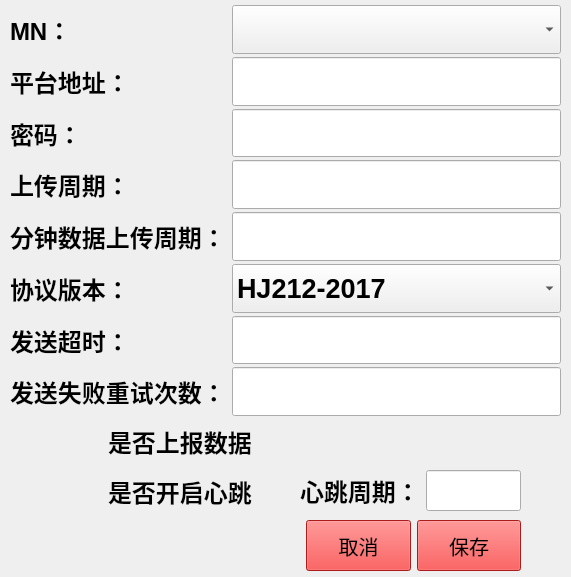
First picture: the form in qt-app-master/upsetadd.ui, repository aa123Eason/workcode, before the edit.
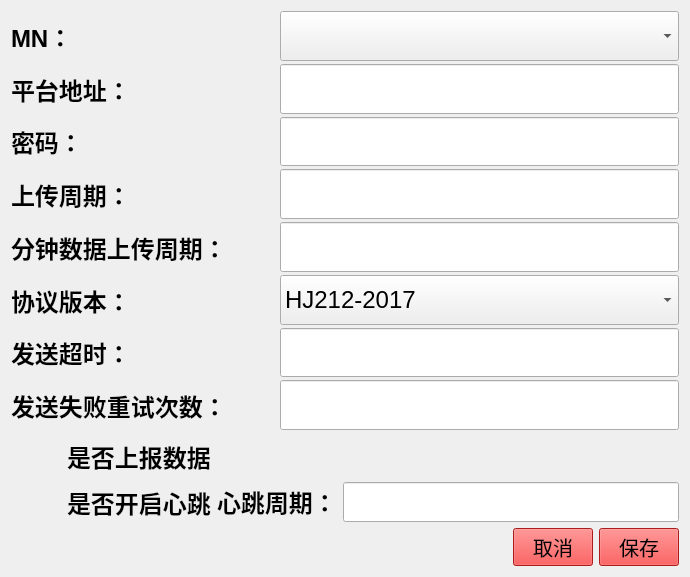
Second picture: the form after the edit. Icons and pictures are not drawn.

Diff of the .ui file:
```diff
--- a/qt-app-master/upsetadd.ui
+++ b/qt-app-master/upsetadd.ui
@@ -6,22 +6,15 @@
    <rect>
     <x>0</x>
     <y>0</y>
-    <width>571</width>
+    <width>690</width>
     <height>577</height>
    </rect>
   </property>
   <property name="windowTitle">
    <string>新增/编辑上位机</string>
   </property>
-  <widget class="QWidget" name="layoutWidget">
-   <property name="geometry">
-    <rect>
-     <x>10</x>
-     <y>5</y>
-     <width>551</width>
-     <height>411</height>
-    </rect>
-   </property>
+  <layout class="QVBoxLayout" name="verticalLayout" stretch="1,0,0,0">
+   <item>
    <layout class="QVBoxLayout" name="verticalLayout_3" stretch="1,1,1,1,1,1,1,1">
     <property name="spacing">
      <number>3</number>
@@ -55,9 +48,9 @@
         </property>
         <property name="font">
          <font>
-          <pointsize>20</pointsize>
-          <weight>75</weight>
-          <bold>true</bold>
+           <pointsize>18</pointsize>
+           <weight>50</weight>
+           <bold>false</bold>
          </font>
         </property>
        </widget>
@@ -93,9 +86,9 @@
         </property>
         <property name="font">
          <font>
-          <pointsize>20</pointsize>
-          <weight>75</weight>
-          <bold>true</bold>
+           <pointsize>18</pointsize>
+           <weight>50</weight>
+           <bold>false</bold>
          </font>
         </property>
        </widget>
@@ -131,9 +124,9 @@
         </property>
         <property name="font">
          <font>
-          <pointsize>20</pointsize>
-          <weight>75</weight>
-          <bold>true</bold>
+           <pointsize>18</pointsize>
+           <weight>50</weight>
+           <bold>false</bold>
          </font>
         </property>
        </widget>
@@ -169,9 +162,9 @@
         </property>
         <property name="font">
          <font>
-          <pointsize>20</pointsize>
-          <weight>75</weight>
-          <bold>true</bold>
+           <pointsize>18</pointsize>
+           <weight>50</weight>
+           <bold>false</bold>
          </font>
         </property>
        </widget>
@@ -207,9 +200,9 @@
         </property>
         <property name="font">
          <font>
-          <pointsize>20</pointsize>
-          <weight>75</weight>
-          <bold>true</bold>
+           <pointsize>18</pointsize>
+           <weight>50</weight>
+           <bold>false</bold>
          </font>
         </property>
        </widget>
@@ -245,9 +238,9 @@
         </property>
         <property name="font">
          <font>
-          <pointsize>20</pointsize>
-          <weight>75</weight>
-          <bold>true</bold>
+           <pointsize>18</pointsize>
+           <weight>50</weight>
+           <bold>false</bold>
          </font>
         </property>
         <item>
@@ -293,9 +286,9 @@
         </property>
         <property name="font">
          <font>
-          <pointsize>20</pointsize>
-          <weight>75</weight>
-          <bold>true</bold>
+           <pointsize>18</pointsize>
+           <weight>50</weight>
+           <bold>false</bold>
          </font>
         </property>
        </widget>
@@ -331,74 +324,20 @@
         </property>
         <property name="font">
          <font>
-          <pointsize>20</pointsize>
-          <weight>75</weight>
-          <bold>true</bold>
-         </font>
-        </property>
-       </widget>
-      </item>
-     </layout>
-    </item>
-   </layout>
-  </widget>
-  <widget class="QWidget" name="layoutWidget_3">
-   <property name="geometry">
-    <rect>
-     <x>300</x>
-     <y>470</y>
-     <width>221</width>
-     <height>41</height>
-    </rect>
-   </property>
-   <layout class="QHBoxLayout" name="horizontalLayout_26" stretch="2,3">
-    <item>
-     <widget class="QLabel" name="label_hi">
-      <property name="font">
-       <font>
-        <family>aakar</family>
         <pointsize>18</pointsize>
-        <weight>75</weight>
-        <bold>true</bold>
-       </font>
-      </property>
-      <property name="text">
-       <string>心跳周期：</string>
-      </property>
-      <property name="textFormat">
-       <enum>Qt::PlainText</enum>
-      </property>
-      <property name="alignment">
-       <set>Qt::AlignLeading|Qt::AlignLeft|Qt::AlignVCenter</set>
-      </property>
-     </widget>
-    </item>
-    <item>
-     <widget class="QLineEdit" name="lineEdit_hi">
-      <property name="sizePolicy">
-       <sizepolicy hsizetype="Expanding" vsizetype="Expanding">
-        <horstretch>0</horstretch>
-        <verstretch>0</verstretch>
-       </sizepolicy>
-      </property>
-      <property name="font">
-       <font>
-        <pointsize>14</pointsize>
-       </font>
-      </property>
-     </widget>
-    </item>
-   </layout>
-  </widget>
-  <widget class="QWidget" name="layoutWidget">
-   <property name="geometry">
-    <rect>
-     <x>50</x>
-     <y>420</y>
-     <width>202</width>
-     <height>42</height>
-    </rect>
-   </property>
+           <weight>50</weight>
+           <bold>false</bold>
+          </font>
+         </property>
+        </widget>
+       </item>
+      </layout>
+     </item>
+    </layout>
+   </item>
+   <item>
+    <layout class="QHBoxLayout" name="horizontalLayout_4">
+     <item>
    <layout class="QHBoxLayout" name="horizontalLayout">
     <item>
      <widget class="QCheckBox" name="checkBox">
@@ -462,16 +401,25 @@
      </widget>
     </item>
    </layout>
-  </widget>
-  <widget class="QWidget" name="layoutWidget">
-   <property name="geometry">
-    <rect>
-     <x>50</x>
-     <y>470</y>
-     <width>202</width>
-     <height>42</height>
-    </rect>
-   </property>
+     </item>
+     <item>
+      <spacer name="horizontalSpacer">
+       <property name="orientation">
+        <enum>Qt::Horizontal</enum>
+       </property>
+       <property name="sizeHint" stdset="0">
+        <size>
+         <width>40</width>
+         <height>20</height>
+        </size>
+       </property>
+      </spacer>
+     </item>
+    </layout>
+   </item>
+   <item>
+    <layout class="QHBoxLayout" name="horizontalLayout_5">
+     <item>
    <layout class="QHBoxLayout" name="horizontalLayout_2">
     <item>
      <widget class="QCheckBox" name="checkBox_2">
@@ -535,16 +483,65 @@
      </widget>
     </item>
    </layout>
-  </widget>
-  <widget class="QWidget" name="layoutWidget">
-   <property name="geometry">
-    <rect>
-     <x>260</x>
-     <y>520</y>
-     <width>261</width>
-     <height>51</height>
-    </rect>
-   </property>
+     </item>
+     <item>
+      <layout class="QHBoxLayout" name="horizontalLayout_26" stretch="0,2">
+       <item>
+        <widget class="QLabel" name="label_hi">
+         <property name="font">
+          <font>
+           <family>aakar</family>
+           <pointsize>18</pointsize>
+           <weight>75</weight>
+           <bold>true</bold>
+          </font>
+         </property>
+         <property name="text">
+          <string>心跳周期：</string>
+         </property>
+         <property name="textFormat">
+          <enum>Qt::PlainText</enum>
+         </property>
+         <property name="alignment">
+          <set>Qt::AlignLeading|Qt::AlignLeft|Qt::AlignVCenter</set>
+         </property>
+        </widget>
+       </item>
+       <item>
+        <widget class="QLineEdit" name="lineEdit_hi">
+         <property name="sizePolicy">
+          <sizepolicy hsizetype="Expanding" vsizetype="Expanding">
+           <horstretch>0</horstretch>
+           <verstretch>0</verstretch>
+          </sizepolicy>
+         </property>
+         <property name="font">
+          <font>
+           <pointsize>18</pointsize>
+          </font>
+         </property>
+        </widget>
+       </item>
+      </layout>
+     </item>
+    </layout>
+   </item>
+   <item>
+    <layout class="QHBoxLayout" name="horizontalLayout_6">
+     <item>
+      <spacer name="horizontalSpacer_2">
+       <property name="orientation">
+        <enum>Qt::Horizontal</enum>
+       </property>
+       <property name="sizeHint" stdset="0">
+        <size>
+         <width>40</width>
+         <height>20</height>
+        </size>
+       </property>
+      </spacer>
+     </item>
+     <item>
    <layout class="QHBoxLayout" name="horizontalLayout_3">
     <item>
      <widget class="QPushButton" name="keyboard">
@@ -617,7 +614,10 @@
      </widget>
     </item>
    </layout>
-  </widget>
+     </item>
+    </layout>
+   </item>
+  </layout>
  </widget>
  <resources>
   <include location="res.qrc"/>
```
Lines whose indentation alone changed are shown as unchanged.
